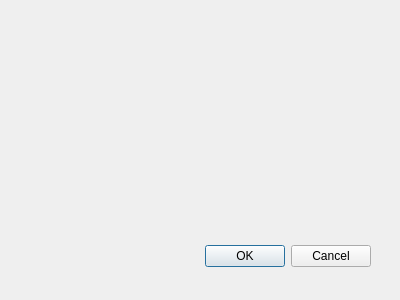
Qt form dialoginsertobject.ui (AnejVovcak/EGUI2023L-Vovcak-Anej) before a commit.
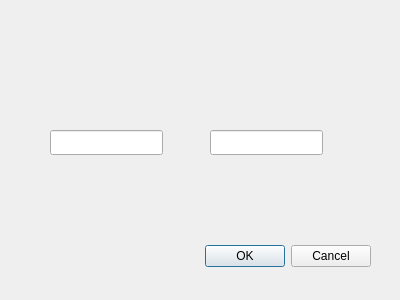
The same form after that commit.

Commit message: adding object pop-up screen

What changed in the file:
```diff
--- a/dialoginsertobject.ui
+++ b/dialoginsertobject.ui
@@ -31,6 +31,26 @@
     <set>QDialogButtonBox::Cancel|QDialogButtonBox::Ok</set>
    </property>
   </widget>
+  <widget class="QLineEdit" name="key">
+   <property name="geometry">
+    <rect>
+     <x>50</x>
+     <y>130</y>
+     <width>113</width>
+     <height>25</height>
+    </rect>
+   </property>
+  </widget>
+  <widget class="QLineEdit" name="value">
+   <property name="geometry">
+    <rect>
+     <x>210</x>
+     <y>130</y>
+     <width>113</width>
+     <height>25</height>
+    </rect>
+   </property>
+  </widget>
  </widget>
  <pixmapfunction/>
  <resources/>
```
Left out of the diff: 9 changed lines with no effect on the pictures. The commit also changes 5 other files.
